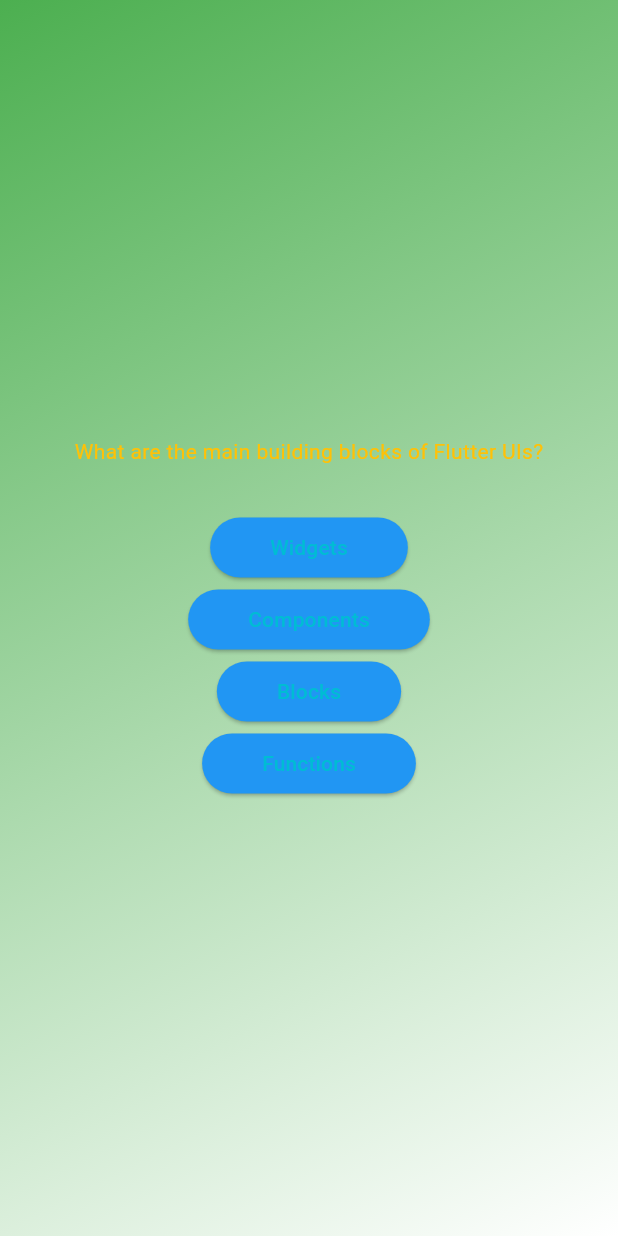
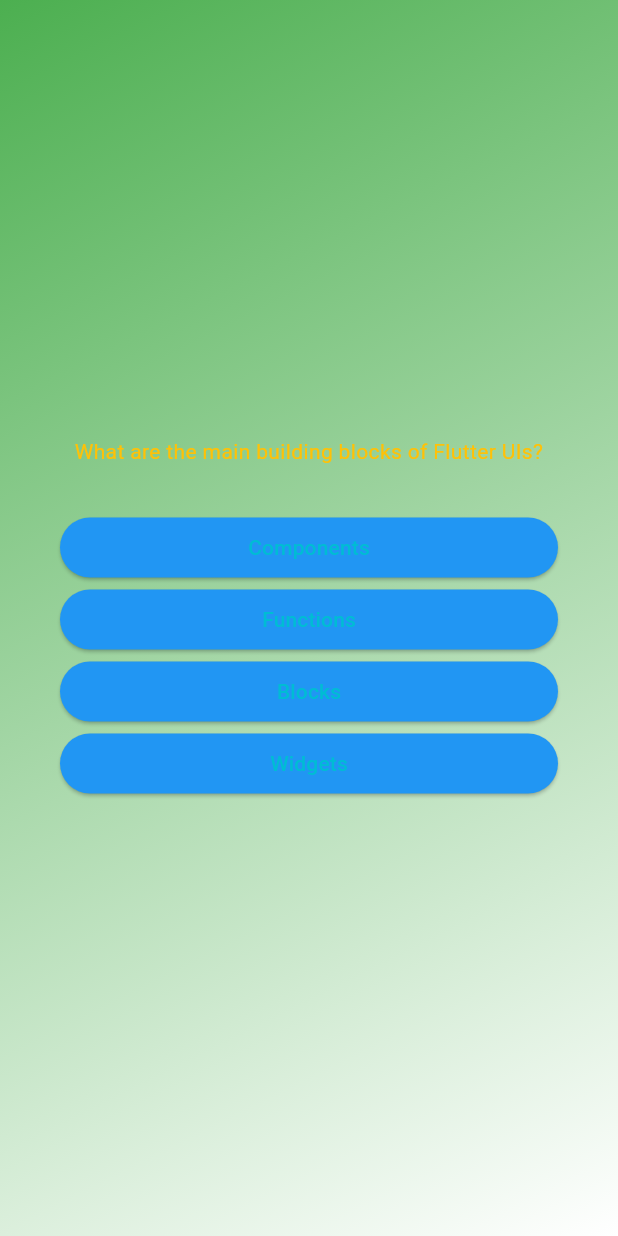
Before and after one commit to verdetea22/flutterQuiz, a Flutter app: the screen it shows after launch, after a tap on "Start", on a phone screen of 412 x 824 dp. Run offline on Flutter 3.47's test engine with Material 3 defaults, Android fonts, the phone set to English and light mode, and no system bars.

Commit message:
shuffled answers

```diff
--- a/lib/data/questions.dart
+++ b/lib/data/questions.dart
@@ -1,4 +1,6 @@
 import 'package:adv_basics/models/quiz_question.dart';
+
+// FIRST ANSWERS ARE THE CORRECT ONES
 
 const questions = [
   QuizQuestion(
--- a/lib/models/quiz_question.dart
+++ b/lib/models/quiz_question.dart
@@ -3,4 +3,10 @@ class QuizQuestion {
 
   final String text;
   final List<String> answers;
+
+  List<String> getShuffledAnswers(){
+    final shuffledList = List.of(answers);
+    shuffledList.shuffle(); //shuffle answer order
+    return shuffledList;
+  }
 }
--- a/lib/questions_screen.dart
+++ b/lib/questions_screen.dart
@@ -18,22 +18,27 @@ class _QuestionsScreenState extends State<QuestionsScreen>{
 
     return SizedBox(
       width: double.infinity, //wide as possible
+      child: Container(
+        margin: const EdgeInsets.all(40), //padding of answer buttons
         child: Column(
           mainAxisAlignment: MainAxisAlignment.center,
+          crossAxisAlignment: CrossAxisAlignment.stretch,
           children: [
             Text(
               currentQuestion.text,
-            style: TextStyle(
+              style: const TextStyle(
                 color: Colors.amber
               ),
+              textAlign: TextAlign.center,
             ),
             const SizedBox(height: 30),
             // ... adds multiple individual values to already created lists [[1,2,3],4] -> [1,2,3,4]
-          ...currentQuestion.answers.map((answer){ //map() yields an Iterable (list)
+            ...currentQuestion.getShuffledAnswers().map((answer){ //map() yields an Iterable (list)
               return AnswerButton(answerText: answer, onTap:() {});
             })
          ],
         ),
+      ),
     );
   }
 }
```
Lines whose indentation alone changed are shown as unchanged.
